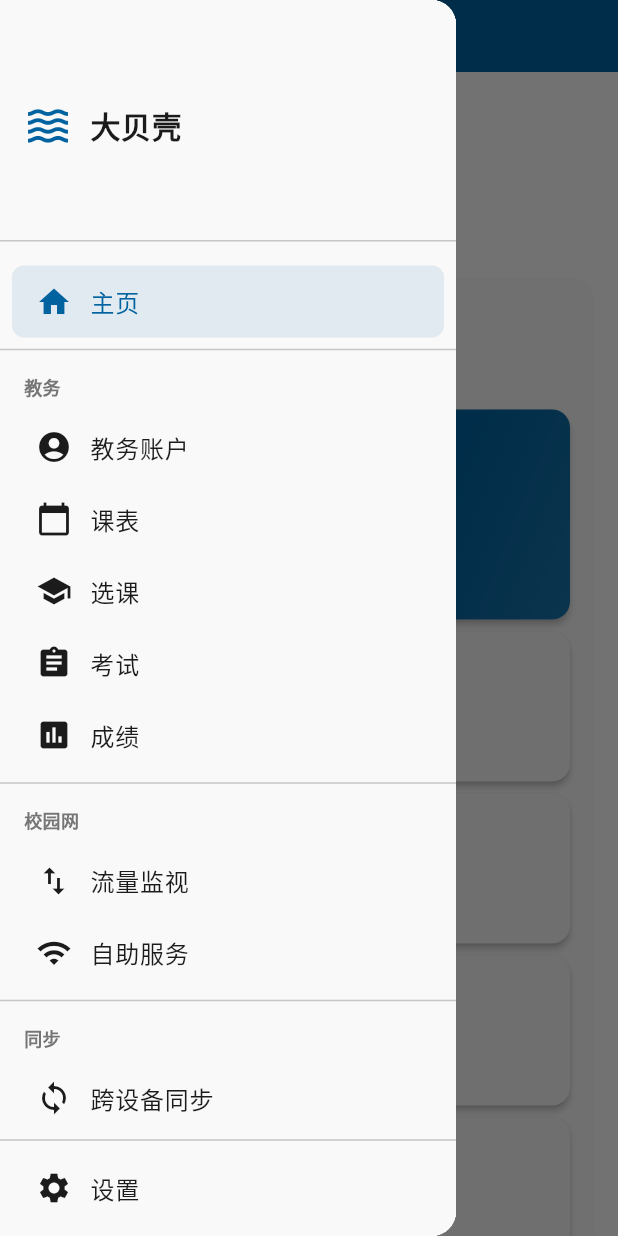
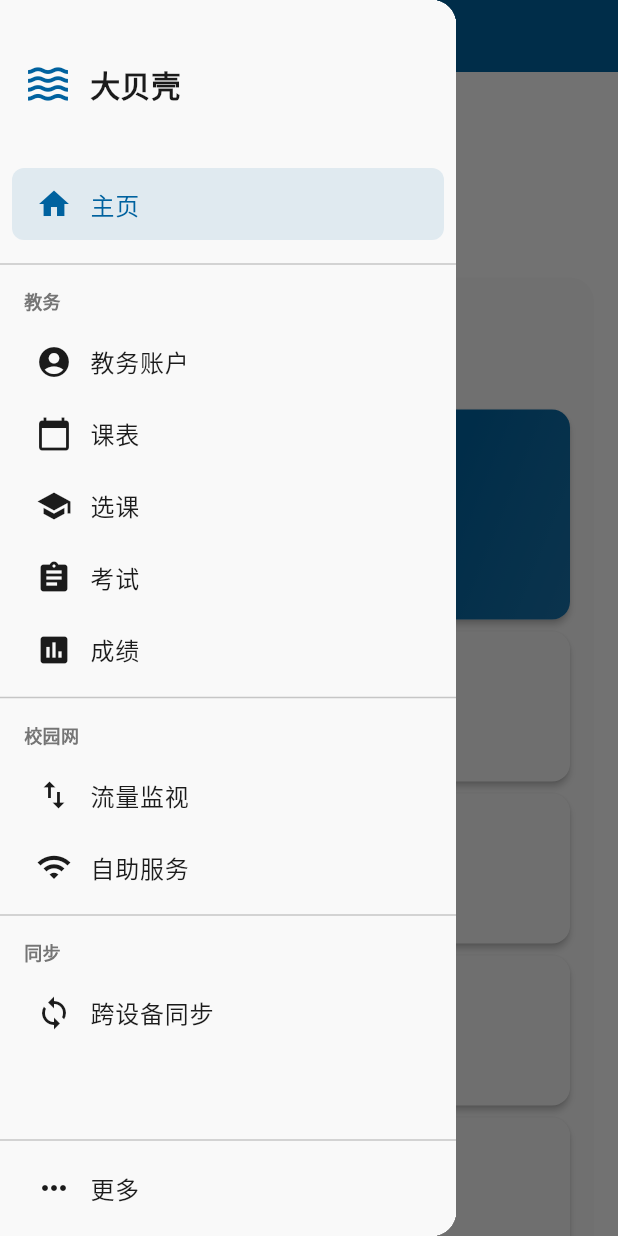
Before and after one commit to isHarryh/The-Seashell, a Flutter app: the screen it shows after launch, with the side drawer open, on a phone screen of 412 x 824 dp. Run offline on Flutter 3.47's test engine with Material 3 defaults, Android fonts, the phone set to English and light mode, and no system bars; our stand-ins replace auto_route, device_info_plus, fl_chart, package_info_plus; missing offline and left inert: markdown_widget, ustb_sso; Roboto replaces fonts that are missing (SourceHanSansSC).

Commit message:
feat: add a more button to navigation

```diff
--- a/lib/router.dart
+++ b/lib/router.dart
@@ -19,9 +19,6 @@ import 'pages/about/anno.dart';
 class _AppConstants {
   static const double wideScreenBreakpoint = 768.0;
   static const double sideNavigationWidth = 240.0;
-  static const Duration navigationAnimationDuration = Duration(
-    milliseconds: 200,
-  );
   static const String appName = '大贝壳';
   static const IconData appIcon = Icons.waves;
 
@@ -74,12 +71,6 @@ class _AppConstants {
       title: '跨设备同步',
       path: '/sync',
       category: '同步',
-    ),
-    _NavigationItem(
-      icon: Icons.notifications,
-      title: '公告',
-      path: '/about/anno',
-      category: '关于',
     ),
   ];
 }
@@ -146,7 +137,7 @@ class AppRouter {
       ),
       NamedRouteDef(
         name: 'SettingsRoute',
-        path: '/settings',
+        path: '/more/settings',
         builder: (context, data) => const MainLayout(child: SettingsPage()),
       ),
       NamedRouteDef(
@@ -156,7 +147,7 @@ class AppRouter {
       ),
       NamedRouteDef(
         name: 'AnnouncementRoute',
-        path: '/about/anno',
+        path: '/more/anno',
         builder: (context, data) => const MainLayout(child: AnnouncementPage()),
       ),
     ],
@@ -175,6 +166,7 @@ class MainLayout extends StatefulWidget {
 class _MainLayoutState extends State<MainLayout> {
   bool _isWideScreen = false;
   Widget? _cachedChild;
+  bool _showMore = false;
 
   // GlobalKey to maintain page state during screen size transitions
   // Using an instance key instead of a static map prevents duplicate key errors
@@ -241,10 +233,12 @@ class _MainLayoutState extends State<MainLayout> {
             isDrawer: false,
             currentPath: _currentPath,
             onNavigate: _navigateToPage,
+            showMore: _showMore,
+            onToggleMore: () => setState(() => _showMore = !_showMore),
           ),
           Expanded(
             child: AnimatedSwitcher(
-              duration: _AppConstants.navigationAnimationDuration,
+              duration: const Duration(milliseconds: 200),
               transitionBuilder: (child, animation) {
                 return FadeTransition(opacity: animation, child: child);
               },
@@ -264,6 +258,8 @@ class _MainLayoutState extends State<MainLayout> {
           isDrawer: true,
           currentPath: _currentPath,
           onNavigate: (path) => _navigateToPage(path, isDrawer: true),
+          showMore: _showMore,
+          onToggleMore: () => setState(() => _showMore = !_showMore),
         ),
       ),
       body: KeyedSubtree(key: _contentKey, child: _cachedChild!),
@@ -271,33 +267,93 @@ class _MainLayoutState extends State<MainLayout> {
   }
 }
 
-class _SideNavigation extends StatelessWidget {
+class _SideNavigation extends StatefulWidget {
   final bool isDrawer;
   final String currentPath;
   final void Function(String path) onNavigate;
+  final bool showMore;
+  final VoidCallback onToggleMore;
 
   const _SideNavigation({
     required this.isDrawer,
     required this.currentPath,
     required this.onNavigate,
+    required this.showMore,
+    required this.onToggleMore,
   });
 
   @override
+  State<_SideNavigation> createState() => _SideNavigationState();
+}
+
+class _SideNavigationState extends State<_SideNavigation> {
+  late final PageController _pageController;
+
+  @override
+  void initState() {
+    super.initState();
+    _pageController = PageController(initialPage: widget.showMore ? 1 : 0);
+  }
+
+  @override
+  void didUpdateWidget(covariant _SideNavigation oldWidget) {
+    super.didUpdateWidget(oldWidget);
+    if (oldWidget.showMore != widget.showMore) {
+      _pageController.animateToPage(
+        widget.showMore ? 1 : 0,
+        duration: const Duration(milliseconds: 200),
+        curve: Curves.easeInOutCubic,
+      );
+    }
+  }
+
+  @override
+  void dispose() {
+    _pageController.dispose();
+    super.dispose();
+  }
+
+  @override
   Widget build(BuildContext context) {
+    final homeItem = _AppConstants.navigationItems[0];
+    final mainItems = _AppConstants.navigationItems.sublist(1);
+
     return Container(
-      width: isDrawer ? null : _AppConstants.sideNavigationWidth,
+      width: widget.isDrawer ? null : _AppConstants.sideNavigationWidth,
       decoration: BoxDecoration(
         color: Theme.of(context).colorScheme.surface,
-        border: isDrawer
+        border: widget.isDrawer
             ? null
             : Border(right: BorderSide(color: Theme.of(context).dividerColor)),
       ),
       child: Column(
         children: [
-          if (!isDrawer) ...[
-            const SizedBox(height: 20),
+          // Banner
+          if (!widget.isDrawer)
             Padding(
-              padding: const EdgeInsets.all(16.0),
+              padding: const EdgeInsets.symmetric(horizontal: 16, vertical: 40),
+              child: Row(
+                children: [
+                  Icon(
+                    _AppConstants.appIcon,
+                    size: 32,
+                    color: Theme.of(context).colorScheme.primary,
+                  ),
+                  const SizedBox(width: 12),
+                  const Text(
+                    _AppConstants.appName,
+                    style: TextStyle(fontSize: 20, fontWeight: FontWeight.bold),
+                  ),
+                ],
+              ),
+            )
+          else
+            Container(
+              padding: const EdgeInsets.symmetric(horizontal: 16, vertical: 40),
+              decoration: const BoxDecoration(
+                color: Colors.transparent,
+                border: Border(bottom: BorderSide.none),
+              ),
               child: Row(
                 children: [
                   Icon(
@@ -313,39 +369,52 @@ class _SideNavigation extends StatelessWidget {
                 ],
               ),
             ),
+
+          // Navigation item
+          _buildNavItem(
+            context: context,
+            icon: homeItem.icon,
+            title: homeItem.title,
+            isSelected: widget.currentPath == homeItem.path,
+            onTap: () => widget.onNavigate(homeItem.path),
+          ),
+          const SizedBox(height: 8),
           const Divider(),
-          ] else ...[
-            DrawerHeader(
-              decoration: const BoxDecoration(color: Colors.transparent),
-              child: Row(
+          Expanded(
+            child: PageView(
+              controller: _pageController,
+              physics: const NeverScrollableScrollPhysics(),
               children: [
-                  Icon(
-                    _AppConstants.appIcon,
-                    size: 32,
-                    color: Theme.of(context).colorScheme.primary,
+                ListView(children: _buildNavItems(context, mainItems)),
+                ListView(
+                  padding: const EdgeInsets.symmetric(vertical: 8),
+                  children: [
+                    _buildNavItem(
+                      context: context,
+                      icon: Icons.notifications,
+                      title: '公告',
+                      isSelected: widget.currentPath == '/more/anno',
+                      onTap: () => widget.onNavigate('/more/anno'),
                     ),
-                  const SizedBox(width: 12),
-                  const Text(
-                    _AppConstants.appName,
-                    style: TextStyle(fontSize: 20, fontWeight: FontWeight.bold),
+                    _buildNavItem(
+                      context: context,
+                      icon: Icons.settings,
+                      title: '设置',
+                      isSelected: widget.currentPath == '/more/settings',
+                      onTap: () => widget.onNavigate('/more/settings'),
                     ),
                   ],
                 ),
-            ),
               ],
-          Expanded(
-            child: ListView(
-              padding: const EdgeInsets.symmetric(vertical: 8),
-              children: _buildNavigationItems(context),
             ),
           ),
           const Divider(),
           _buildNavItem(
             context: context,
-            icon: Icons.settings,
-            title: '设置',
-            isSelected: currentPath == '/settings',
-            onTap: () => onNavigate('/settings'),
+            icon: widget.showMore ? Icons.arrow_back : Icons.more_horiz,
+            title: widget.showMore ? '收起' : '更多',
+            isSelected: false,
+            onTap: widget.onToggleMore,
           ),
           const SizedBox(height: 8),
         ],
@@ -353,18 +422,24 @@ class _SideNavigation extends StatelessWidget {
     );
   }
 
-  List<Widget> _buildNavigationItems(BuildContext context) {
-    final groupedItems = _getGroupedNavigationItems();
+  List<Widget> _buildNavItems(
+    BuildContext context,
+    List<_NavigationItem> items,
+  ) {
+    final Map<String?, List<_NavigationItem>> grouped = {};
+    for (final item in items) {
+      grouped.putIfAbsent(item.category, () => []).add(item);
+    }
+    final groupedItems = grouped;
     final widgets = <Widget>[];
 
     for (final entry in groupedItems.entries) {
       final category = entry.key;
-      final items = entry.value;
+      final categoryItems = entry.value;
 
-      // Add category header if not null and not the first category (main)
-      if (category != null && widgets.isNotEmpty) {
+      if (category != null) {
         widgets.addAll([
-          const Divider(),
+          if (widgets.isNotEmpty) const Divider(),
           Padding(
             padding: const EdgeInsets.symmetric(horizontal: 16, vertical: 8),
             child: Text(
@@ -379,29 +454,20 @@ class _SideNavigation extends StatelessWidget {
         ]);
       }
 
-      // Add navigation items
-      for (final item in items) {
+      for (final item in categoryItems) {
         widgets.add(
           _buildNavItem(
             context: context,
             icon: item.icon,
             title: item.title,
-            isSelected: currentPath == item.path,
-            onTap: () => onNavigate(item.path),
+            isSelected: widget.currentPath == item.path,
+            onTap: () => widget.onNavigate(item.path),
           ),
         );
       }
     }
 
     return widgets;
-  }
-
-  Map<String?, List<_NavigationItem>> _getGroupedNavigationItems() {
-    final Map<String?, List<_NavigationItem>> grouped = {};
-    for (final item in _AppConstants.navigationItems) {
-      grouped.putIfAbsent(item.category, () => []).add(item);
-    }
-    return grouped;
   }
 
   Widget _buildNavItem({
```
Lines whose indentation alone changed are shown as unchanged.
